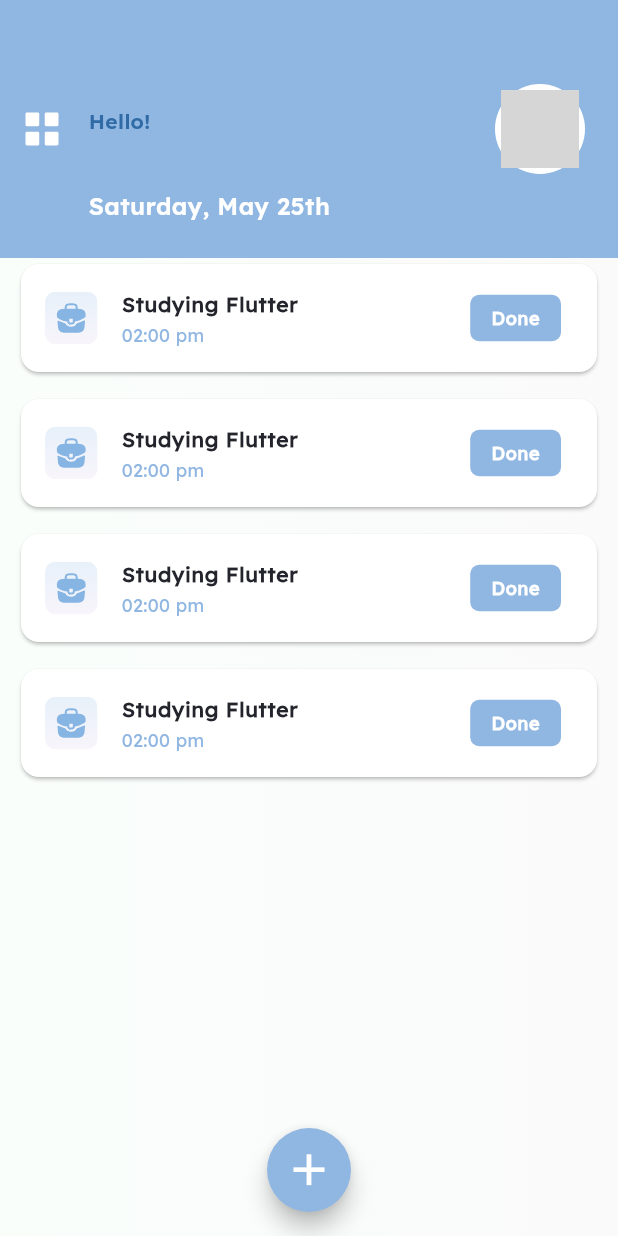
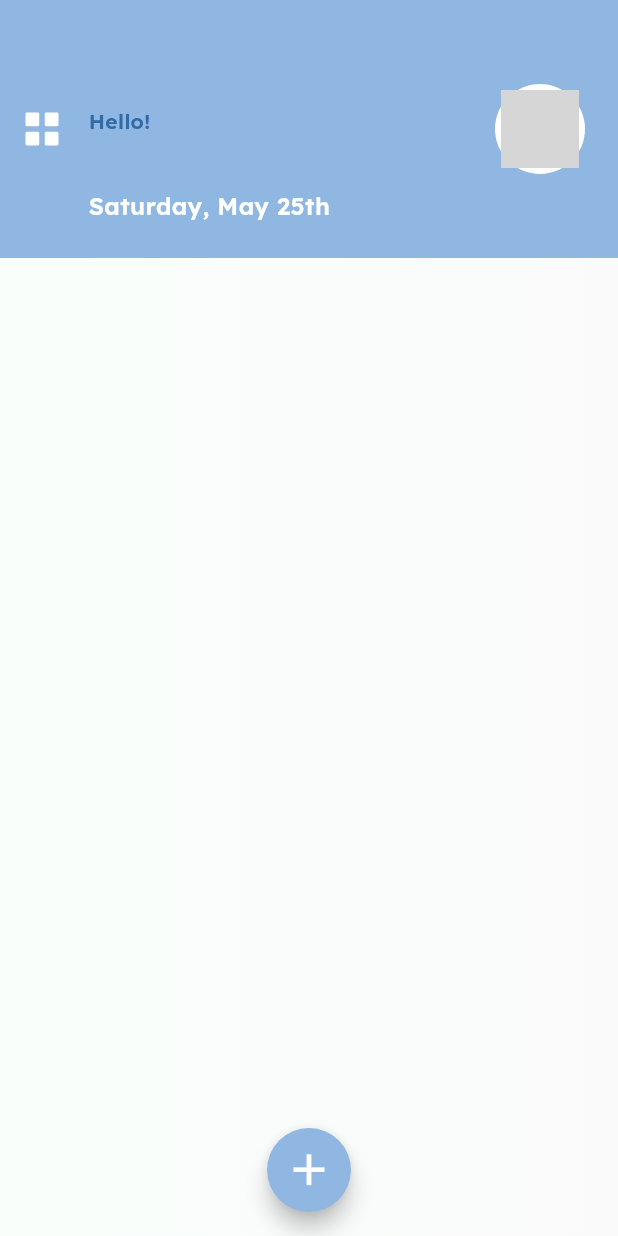
Before and after one commit to mohamedamr77/to-do-app, a Flutter app: the HomePageScreen screen opened directly with empty values, on a phone screen of 412 x 824 dp. Run offline on Flutter 3.47's test engine with Material 3 defaults, Android fonts, the phone set to English and light mode, and no system bars; our stand-ins replace flutter_svg, image_picker; grey boxes are pictures that could not be loaded.

Commit message:
whitout change

```diff
--- a/lib/features/add_task/views/widgets/add_task_body.dart
+++ b/lib/features/add_task/views/widgets/add_task_body.dart
@@ -79,6 +79,7 @@
                               endDateSelectedDate: endDateSelectedDate,
                               timeOfTask: selectedTime,
                           ));
+                      Navigator.pop(context,true);
                        print(tasksList.length);
                    },
 
--- a/lib/features/home_page/views/HomePageScreen.dart
+++ b/lib/features/home_page/views/HomePageScreen.dart
@@ -12,6 +12,7 @@
   static const id = "homePage Screen";
   final String name;
   final File photo;
+
 
   @override
   Widget build(BuildContext context) {
--- a/lib/features/home_page/views/widgets/homepage_body.dart
+++ b/lib/features/home_page/views/widgets/homepage_body.dart
@@ -2,6 +2,7 @@
 import 'package:flutter/material.dart';
 import 'package:flutter_svg/flutter_svg.dart';
 import 'package:todo/core/colorCore.dart';
+import 'package:todo/core/data/model/task_list.dart';
 import 'package:todo/core/imageCore.dart';
 
 class HomePageBody extends StatelessWidget {
@@ -140,7 +141,6 @@
                         },
                     );
                   }
-
                 },
                 background: Card(
                   color:Color(0xffBD5461) ,
@@ -156,7 +156,7 @@
                   color: ColorApp.whiteColor,
                   child: ListTile(
                       leading: SvgPicture.asset(ImageApp.leadingItemDismissibleImage),
-                      title: const Text("Studying Flutter",
+                      title:  Text('${tasksList[index].taskNameController.text}',
                         style: TextStyle(
                           fontSize: 14,
                           fontWeight: FontWeight.w600,
@@ -165,15 +165,14 @@
                         ),
 
                       ),
-                      subtitle: const Text(
-                        "02:00 pm",
+                      subtitle:  Text(
+                        '${tasksList[index].timeOfTask.hour}',
                         style: TextStyle(
                           fontSize: 12,
                           fontWeight: FontWeight.w400,
                           fontFamily: 'LexendDecaRegularStyle',
                           color: ColorApp.subtitleListTileHomeScreenColor,
                         ),
-
                       ),
                       trailing: GestureDetector(
                         child: Container(
@@ -199,7 +198,7 @@
                 ),
               );
             },
-          itemCount:  4,
+          itemCount:  tasksList.length,
             separatorBuilder: (BuildContext context, int index) {
               return SizedBox(
                 height: 10,
```
Lines whose indentation alone changed are shown as unchanged.
